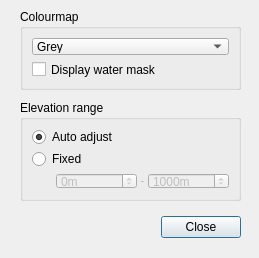
Before: the Qt Designer form qt/tileedit/tileedit/dlgElevConfig.ui in mschweiger/orbiter-tileedit, drawn with Qt 5.
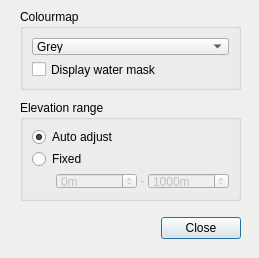
After: the same form once the commit is applied.

Commit message: #3: added alternative topographic colourmap.

The edit to the form file:
```diff
--- a/qt/tileedit/tileedit/dlgElevConfig.ui
+++ b/qt/tileedit/tileedit/dlgElevConfig.ui
@@ -19,7 +19,7 @@
      <x>20</x>
      <y>212</y>
      <width>221</width>
-     <height>31</height>
+     <height>33</height>
     </rect>
    </property>
    <layout class="QHBoxLayout">
```
Left out of the diff: 7 changed lines with no effect on the pictures. The commit also changes 2 other files.
